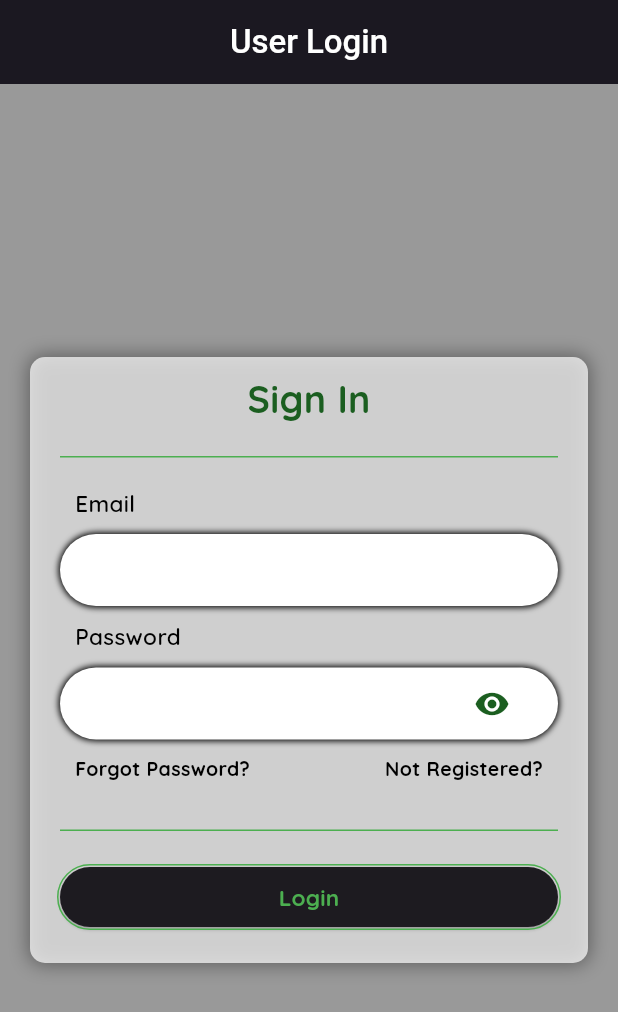
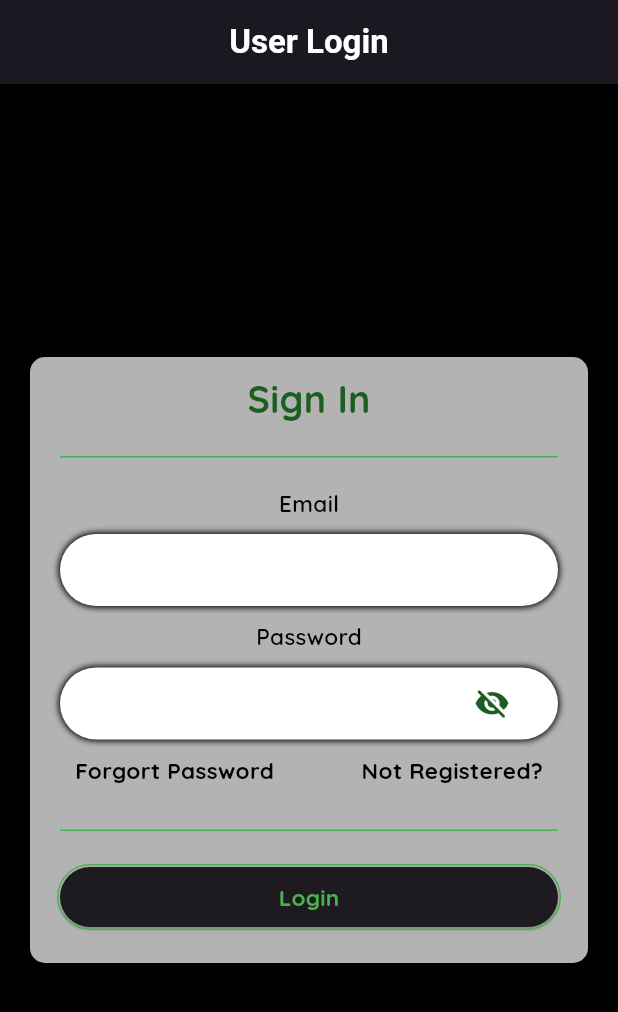
Before and after one commit to Marach8/FlutterProject_todo_list_app, a Flutter app: the screen it shows after launch, on a phone screen of 412 x 824 dp. Shown: the top 1012 px of the screen. Run offline on Flutter 3.47's test engine with Material 3 defaults, Android fonts, the phone set to English and light mode, and no system bars; our stand-ins replace cloud_firestore, firebase_auth, firebase_core, gap, google_fonts; accounts and stored records are empty.

Commit message:
Returned the text item with a class instead of a function. Refactored the login/signup/changepassword views

```diff
--- /dev/null
+++ b/todo_list_app/lib/constants/fonts_and_colors.dart
@@ -0,0 +1,11 @@
+import 'package:flutter/material.dart';
+
+const fontSize1 = 15.0;
+const fontSize2 = 25.0;
+const blackColor = Colors.black;
+const greenColor = Colors.green;
+const whiteColor = Colors.white;
+const darkWhiteColor = Colors.white54;
+final deepGreenColor = Colors.green.shade900;
+const fontWeight1 = FontWeight.w600;
+const fontWeight2 = FontWeight.w800;
--- a/todo_list_app/lib/custom_widgets/textfield_widget.dart
+++ b/todo_list_app/lib/custom_widgets/textfield_widget.dart
@@ -1,5 +1,6 @@
 import 'package:flutter/material.dart';
 import 'package:google_fonts/google_fonts.dart';
+import 'package:todo_list_app/constants/fonts_and_colors.dart';
 
 class AddTodoTextFields{
   Widget addTodoTextFields(String text, TextEditingController control, Function(String)? onChanged){
@@ -33,25 +34,66 @@ class AddTodoTextFields{
   }
 }
 
-class LoginAndSignUpTextFields{
-  Widget loginAndSignUpTextField(
-      Widget? suffixIcon, bool enabled, Color color, String hintText, TextEditingController controller, bool obscureText,
-    ){
+
+
+class LoginAndSignUpTextFields extends StatefulWidget{
+  final bool enabled;
+  final bool? showSuffixIcon;
+  final Color color;
+  final TextEditingController controller;
+
+  const LoginAndSignUpTextFields({
+    this.showSuffixIcon,
+    required this.enabled,
+    required this.color,
+    required this.controller,
+    super.key,
+  });
+
+  @override
+  State<LoginAndSignUpTextFields> createState() => _LoginAndSignUpTextFieldsState();
+}
+
+class _LoginAndSignUpTextFieldsState extends State<LoginAndSignUpTextFields> {
+  bool obscureText = true;
+
+  @override
+  Widget build(BuildContext context) {
     return  Container(
       padding: const EdgeInsets.fromLTRB(20, 0, 20, 0),
       decoration: BoxDecoration(
-        color: color, borderRadius: BorderRadius.circular(30),
-        boxShadow: const [BoxShadow(blurRadius:3, spreadRadius: 1, color: Colors.black)],
+        color: widget.color,
+        borderRadius: BorderRadius.circular(30),
+        boxShadow: const [
+          BoxShadow(
+            blurRadius: 3,
+            spreadRadius: 1,
+            color: Colors.black
+          )
+        ],
       ),
       child: SingleChildScrollView(
         child: TextField(
-          controller: controller, enabled: enabled, obscureText: obscureText,
-          autocorrect: true, cursorColor: Colors.black,
-          style: GoogleFonts.getFont('Quicksand', color: Colors.blueGrey.shade900, fontWeight: FontWeight.w500,),
+          controller: widget.controller,
+          enabled: widget.enabled,
+          obscureText: obscureText,
+          cursorColor: blackColor,
+          style: GoogleFonts.getFont(
+            'Quicksand',
+            color: deepGreenColor,
+            fontWeight: fontWeight1,
+          ),
           decoration: InputDecoration(
-            suffixIcon: suffixIcon,
-            border: InputBorder.none, hintText: hintText,
-            hintStyle: GoogleFonts.getFont('Nunito', color: Colors.black45, fontWeight: FontWeight.w500,),
+            suffixIcon: widget.showSuffixIcon != null &&
+              widget.showSuffixIcon == true ? IconButton(
+                //Will remove setState later and use a stateless wiget
+                onPressed: () => setState(()=> obscureText = !obscureText),
+                icon: Icon(
+                  obscureText ? Icons.visibility_off_rounded: Icons.visibility_rounded,
+                  color: deepGreenColor
+                )
+              ): const SizedBox.shrink(),
+            border: InputBorder.none,
           ),
         ),
       ),
--- a/todo_list_app/lib/custom_widgets/textitem_widget.dart
+++ b/todo_list_app/lib/custom_widgets/textitem_widget.dart
@@ -2,13 +2,33 @@ import 'package:flutter/material.dart';
 import 'package:google_fonts/google_fonts.dart';
 
 
-class TextItem{
+class TextItem extends StatelessWidget{
+  final String text;
+  final double fontSize;
+  final FontWeight fontWeight;
+  final Color color;
 
-  Widget textItem(textItem, double fontSize, FontWeight font, Color color,){
+  const TextItem({
+    super.key,
+    required this.text,
+    required this.fontSize,
+    required this.fontWeight,
+    required this.color
+  });
+
+  @override
+  Widget build(BuildContext context) {
     return Padding(
       padding: const EdgeInsets.all(10.0),
-      child: Text(textItem, style: GoogleFonts.getFont('Quicksand', fontWeight: font, color: color, fontSize: fontSize)),
+      child: Text(
+        text,
+        style: GoogleFonts.getFont(
+          'Quicksand',
+          fontWeight: fontWeight,
+          color: color,
+          fontSize: fontSize
+        )
+      ),
     );
   }
-
 }
--- a/todo_list_app/lib/views/login_register_view.dart
+++ b/todo_list_app/lib/views/login_register_view.dart
@@ -1,6 +1,7 @@
 import 'package:flutter/material.dart';
 import 'package:gap/gap.dart';
 import 'package:provider/provider.dart';
+import 'package:todo_list_app/constants/fonts_and_colors.dart';
 import 'package:todo_list_app/constants/routes.dart';
 import 'package:todo_list_app/custom_widgets/alert_widget.dart';
 import 'package:todo_list_app/custom_widgets/textfield_widget.dart';
@@ -33,18 +34,22 @@ class _Login extends State<LoginPage> {
     var w = MediaQuery.of(context).size.width;
 
     return Consumer<AppUsers>(
-      builder: ((context, user, child) =>
+      builder: ((_, user, __) =>
         Scaffold(
           appBar: AppBar(
-            title: Text(appBarText(), style: const TextStyle(fontWeight: FontWeight.w500)), centerTitle: true,
-            backgroundColor: forgotPassword? Colors.blueGrey.shade700: Colors.black,
+            title: Text(
+              appBarText(),
+              style: const TextStyle(fontWeight: fontWeight1)
+            ),
+            centerTitle: true,
+            backgroundColor: forgotPassword? Colors.blueGrey.shade700: blackColor,
             elevation: 10,
-            foregroundColor: Colors.white,
+            foregroundColor: whiteColor
           ),
-          backgroundColor: forgotPassword ? Colors.white24: Colors.white,
+          backgroundColor: forgotPassword ? Colors.white24: whiteColor,
           body: Container(
-            decoration: BoxDecoration(
-              color: Colors.black.withOpacity(0.4)
+            decoration: const BoxDecoration(
+              color: blackColor
             ),
             child: Center(
               child: SingleChildScrollView(
@@ -54,56 +59,87 @@ class _Login extends State<LoginPage> {
                   decoration: BoxDecoration(
                     color: Colors.white70,
                     borderRadius: BorderRadius.circular(10),
-                    boxShadow: const [BoxShadow(blurRadius: 10, spreadRadius:1, color: Colors.black38)]
+                    boxShadow: const [
+                      BoxShadow(
+                        blurRadius: 10,
+                        spreadRadius:1,
+                        color: Colors.black38
+                      )
+                    ]
                   ),
                   child: Column(
                     children: [
-                      TextItem().textItem(
-                        isRegistered? 'Sign In': 'Sign Up',
-                        25, FontWeight.w800, Colors.green.shade900
+                      TextItem(
+                        text: isRegistered ? 'Sign In': 'Sign Up',
+                        fontSize: fontSize2,
+                        fontWeight: fontWeight2,
+                        color: deepGreenColor
                       ),
-                      const SizedBox(height: 10),
-                      const Divider(height:1, color: Colors.green),
-                      const SizedBox(height:10),
-                      !isRegistered? Row(
-                        children:[TextItem().textItem('Username', 15, FontWeight.w600, Colors.black)])
-                      : const SizedBox(),
-                      !isRegistered ? LoginAndSignUpTextFields().loginAndSignUpTextField(
-                        null, true, Colors.white, '', user.usernameController, false,
+                      const Gap(10),
+                      const Divider(height: 1, color: greenColor),
+                      const Gap(10),
+
+                      !isRegistered ? const TextItem(
+                        text: 'Username',
+                        fontSize: fontSize1,
+                        fontWeight: fontWeight1,
+                        color: blackColor
+                      ) : const SizedBox.shrink(),
+
+                      !isRegistered ? LoginAndSignUpTextFields(
+                        color: whiteColor,
+                        enabled: true,
+                        controller: user.usernameController,
                       ): const SizedBox(),
-                      Row(
-                        children:[TextItem().textItem('Email', 15, FontWeight.w600, Colors.black)]
+
+                      const TextItem(
+                        text: 'Email',
+                        fontSize: fontSize1,
+                        fontWeight: fontWeight1,
+                        color: blackColor
                       ),
-                      LoginAndSignUpTextFields().loginAndSignUpTextField(
-                        null, forgotPassword? false: true, Colors.white, '', user.emailController, false,
+
+                      LoginAndSignUpTextFields(
+                        color: whiteColor,
+                        enabled: forgotPassword ? false : true,
+                        controller: user.emailController,
                       ),
-                      Row(
-                        children:[TextItem().textItem('Password', 15, FontWeight.w600, Colors.black)]
+
+                      const TextItem(
+                        text: 'Password',
+                        fontSize: fontSize1,
+                        fontWeight: fontWeight1,
+                        color: blackColor
                       ),
-                      LoginAndSignUpTextFields().loginAndSignUpTextField(
-                        IconButton(
-                          onPressed: () => setState(()=> obscureText1 = !obscureText1),
-                          icon: Icon(Icons.remove_red_eye_sharp, color: Colors.green.shade900)
-                        ),
-                        forgotPassword ? false : true, Colors.white, '', user.passwordController, obscureText1,
+
+                      LoginAndSignUpTextFields(
+                        showSuffixIcon: true,
+                        color: whiteColor,
+                        enabled: forgotPassword ? false : true,
+                        controller: user.passwordController,
                       ),
-                      !isRegistered? Row(
-                        children:[TextItem().textItem('Confirm password', 15, FontWeight.w600, Colors.black)]
-                      )
-                      : const SizedBox(),
-                      !isRegistered ? LoginAndSignUpTextFields().loginAndSignUpTextField(
-                        IconButton(
-                          onPressed: () => setState(() => obscureText1 = !obscureText1),
-                          icon: Icon(Icons.remove_red_eye_sharp, color: Colors.green.shade900)
-                        ),
-                        true, Colors.white, '', user.confirmPassController, obscureText1,
-                      ): const SizedBox(),
+
+                      !isRegistered ? const TextItem(
+                        text: 'Confirm Password',
+                        fontSize: fontSize1,
+                        fontWeight: fontWeight1,
+                        color: blackColor
+                      ) : const SizedBox.shrink(),
+
+
+                      !isRegistered ? LoginAndSignUpTextFields(
+                        showSuffixIcon: true,
+                        color: whiteColor,
+                        enabled: true,
+                        controller: user.confirmPassController,
+                      ) : const SizedBox(),
+
                       SizedBox(
                         height: 40,
                         child: Stack(
                           children:[
                             Positioned(left: 0,
-                              child: !isRegistered? const SizedBox(): GestureDetector(
+                              child: !isRegistered ? const SizedBox(): GestureDetector(
                                 onTap: (){
                                   user.emailController.clear();
                                   user.passwordController.clear();
@@ -112,7 +148,8 @@ class _Login extends State<LoginPage> {
                                     SnackBar(
                                       shape: const RoundedRectangleBorder(
                                         borderRadius: BorderRadius.only(
-                                          topLeft:Radius.circular(20), topRight: Radius.circular(20),
+                                          topLeft:Radius.circular(20),
+                                          topRight: Radius.circular(20),
                                         )
                                       ),
                                       backgroundColor: Colors.blueGrey.shade700,
@@ -130,10 +167,11 @@ class _Login extends State<LoginPage> {
                                           children: [
                                             Stack(
                                               children: [
-                                                Center(
-                                                  child: TextItem().textItem(
-                                                    'Password Reset', 20, FontWeight.w800, Colors.black,
-                                                  )
+                                                const TextItem(
+                                                  text: 'Password Reset',
+                                                  fontSize: fontSize2,
+                                                  fontWeight: fontWeight1,
+                                                  color: blackColor
                                                 ),
                                                 Positioned(
                                                   right:0,
@@ -162,11 +200,11 @@ class _Login extends State<LoginPage> {
                                             ),
                                             const SizedBox(height:20),
                                             const Divider(height: 1), const SizedBox(height:20),
-                                            LoginAndSignUpTextFields().loginAndSignUpTextField(
-                                              null, true,
-                                              Colors.blueGrey.shade300,
-                                              'Enter email',
-                                              user.forgotPasswordController, false,
+                                            LoginAndSignUpTextFields(
+                                              showSuffixIcon: true,
+                                              color: whiteColor,
+                                              enabled: forgotPassword ? false : true,
+                                              controller: user.passwordController,
                                             ),
                                             const Gap(20),
                                             const Divider(height: 1),
@@ -202,9 +240,12 @@ class _Login extends State<LoginPage> {
                                                   BorderSide(width: 1, strokeAlign: 3, color: Colors.black)
                                                 )
                                               ),
-                                              child: TextItem().textItem(
-                                                'Change Password', 15, FontWeight.w700, Colors.black
-                                              )
+                                              child: const TextItem(
+                                                text: 'Change Password',
+                                                fontSize: fontSize1,
+                                                fontWeight: fontWeight2,
+                                                color: blackColor
+                                              ),
                                             ),
                                           ],
                                         ),
@@ -212,10 +253,13 @@ class _Login extends State<LoginPage> {
                                     )
                                   );
                                 },
-                                child: TextItem().textItem(
-                                  'Forgot Password?', 13, FontWeight.w800, Colors.black,
-                                )
-                              )
+                                child: const TextItem(
+                                  text: 'Forgort Password',
+                                  fontSize: fontSize1,
+                                  fontWeight: fontWeight2,
+                                  color: blackColor
+                                ),
+                                        )
                             ),
                             Positioned(right: 0,
                               child: GestureDetector(
@@ -226,11 +270,12 @@ class _Login extends State<LoginPage> {
                                   user.confirmPassController.clear();
                                   setState(() => isRegistered = !isRegistered);
                                 },
-                                child: TextItem().textItem(
-                                  isRegistered? 'Not Registered?': 'Already Registered?',
-                                  13, FontWeight.w800,
-                                  Colors.black,
-                                )
+                                child: TextItem(
+                                  text: isRegistered? 'Not Registered?': 'Already Registered?',
+                                  fontSize: fontSize1,
+                                  fontWeight: fontWeight2,
+                                  color: blackColor
+                                ),
                               )
                             ),
                           ]
@@ -327,9 +372,12 @@ class _Login extends State<LoginPage> {
                             BorderSide(width: 1, strokeAlign: 3, color: Colors.green)
                           )
                         ),
-                        child: TextItem().textItem(
-                          isRegistered? 'Login': 'Register', 15, FontWeight.w700, Colors.green
-                        )
+                        child: TextItem(
+                          text: isRegistered? 'Login': 'Register',
+                          fontSize: fontSize1,
+                          fontWeight: fontWeight2,
+                          color: greenColor
+                        ),
                       ),
                     ],
                   )
```
Also changed, not shown: todo_list_app/lib/main.dart (+8 -5 lines).
